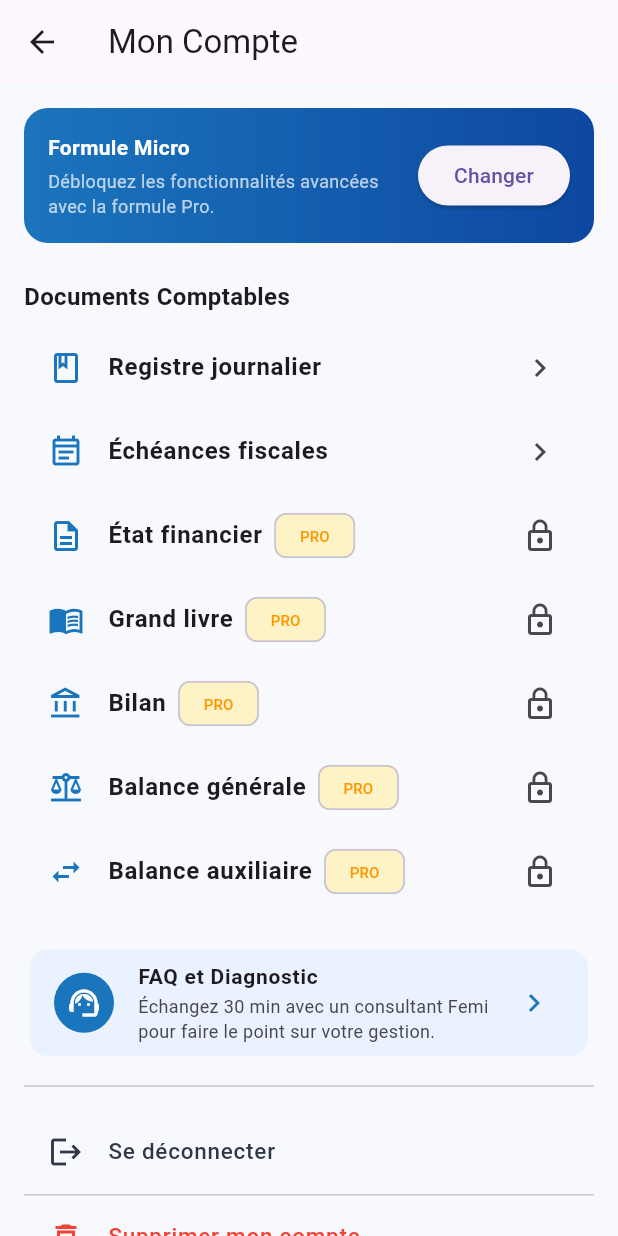
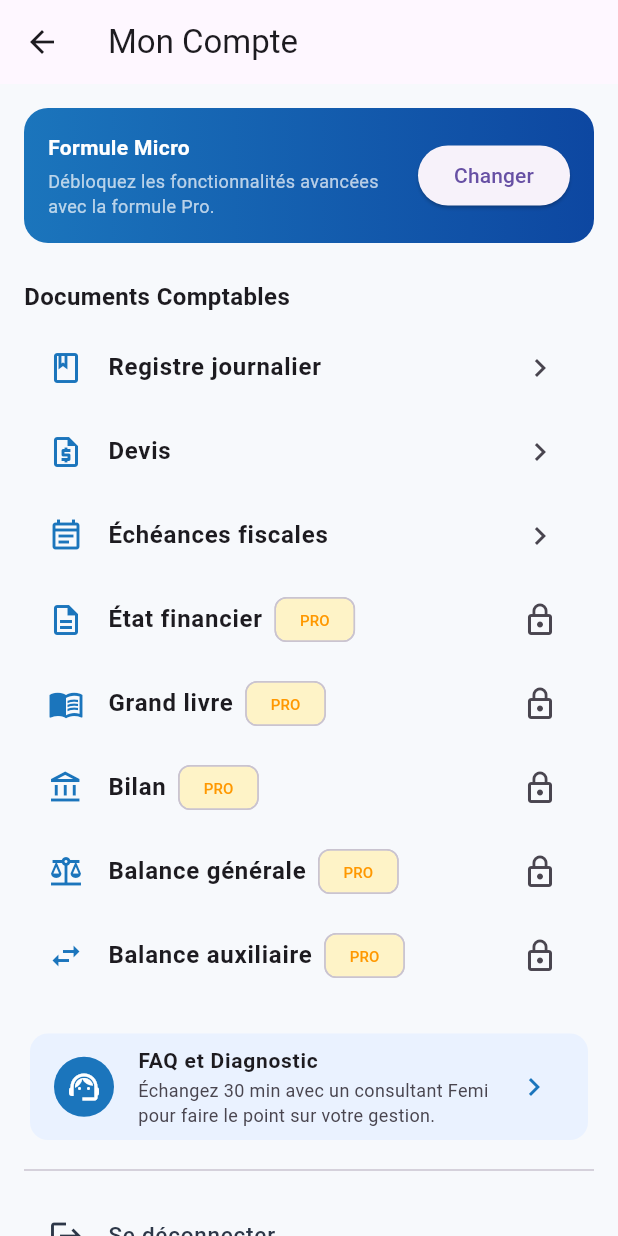
Before and after one commit to Omnisoft-Africa-IT-Engineering/femi_mobile, a Flutter app: the CompteScreen screen opened directly, on a phone screen of 412 x 824 dp. Run offline on Flutter 3.47's test engine with Material 3 defaults, Android fonts, the phone set to English and light mode, and no system bars; our stand-ins replace audioplayers, file_picker, firebase_core, firebase_messaging, flutter_local_notifications, flutter_secure_storage and 6 more; missing offline and left inert: record; accounts and stored records are empty.

Commit message:
Devis: entrée dans Mon Compte et desugaring Android

```diff
--- a/lib/screens/compte/compte_screen.dart
+++ b/lib/screens/compte/compte_screen.dart
@@ -11,6 +11,7 @@ import '../bilan/bilan_screen.dart';
 import '../faq/faq_screen.dart'; // Import de la FAQ
 import '../../states/auth_state.dart';
 import '../echeances_fiscales/echeances_fiscales_screen.dart';
+import '../devis/devis_list_screen.dart';
 
 // Import des widgets propres
 import 'widgets/plan_card.dart';
@@ -106,6 +107,12 @@ class _CompteScreenState extends State<CompteScreen> {
                 title: 'Registre journalier',
                 isUserPro: isPro,
                 onTap: () => _ouvrirPageControle(const RegistreJournalierScreen(), false),
+              ),
+              DocTile(
+                icon: Icons.request_quote_outlined,
+                title: 'Devis',
+                isUserPro: isPro,
+                onTap: () => _ouvrirPageControle(const DevisListScreen(), false),
               ),
               DocTile(
                 icon: Icons.event_note_outlined,
```
Also changed, not shown: 1 other file.
